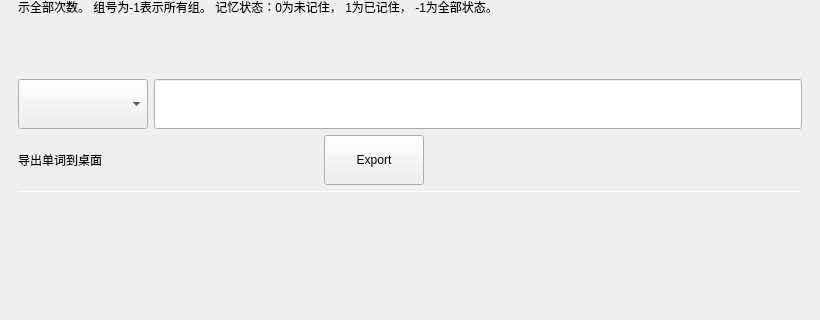
This is src/widget/wordfunctionwidget.ui in CongXue0/WordTerminator as Qt 5 draws it before an edit; both pictures show x 0 to 820 and y 149 to 469 of the 820 by 790 pixel window. The edited form follows.
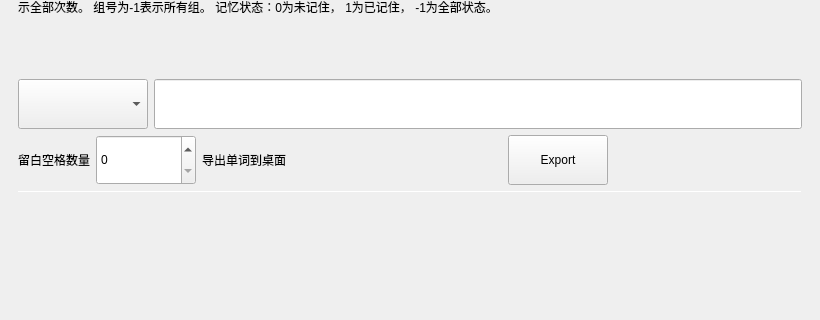
This is the edited form.

Commit message: 加入 导出留白长度

The edit to the form file:
```diff
--- a/src/widget/wordfunctionwidget.ui
+++ b/src/widget/wordfunctionwidget.ui
@@ -163,6 +163,32 @@
       </item>
       <item>
        <layout class="QHBoxLayout" name="horizontalLayout_3">
+        <item>
+         <widget class="QLabel" name="label_space">
+          <property name="text">
+           <string>留白空格数量</string>
+          </property>
+         </widget>
+        </item>
+        <item>
+         <widget class="QSpinBox" name="spinBox_spaceNum">
+          <property name="sizePolicy">
+           <sizepolicy hsizetype="Minimum" vsizetype="Preferred">
+            <horstretch>0</horstretch>
+            <verstretch>0</verstretch>
+           </sizepolicy>
+          </property>
+          <property name="minimumSize">
+           <size>
+            <width>100</width>
+            <height>0</height>
+           </size>
+          </property>
+          <property name="maximum">
+           <number>100</number>
+          </property>
+         </widget>
+        </item>
         <item>
          <widget class="QLabel" name="label_export">
           <property name="minimumSize">
```
Left out of the diff: 10 changed lines with no effect on the pictures. The commit also changes 4 other files.
